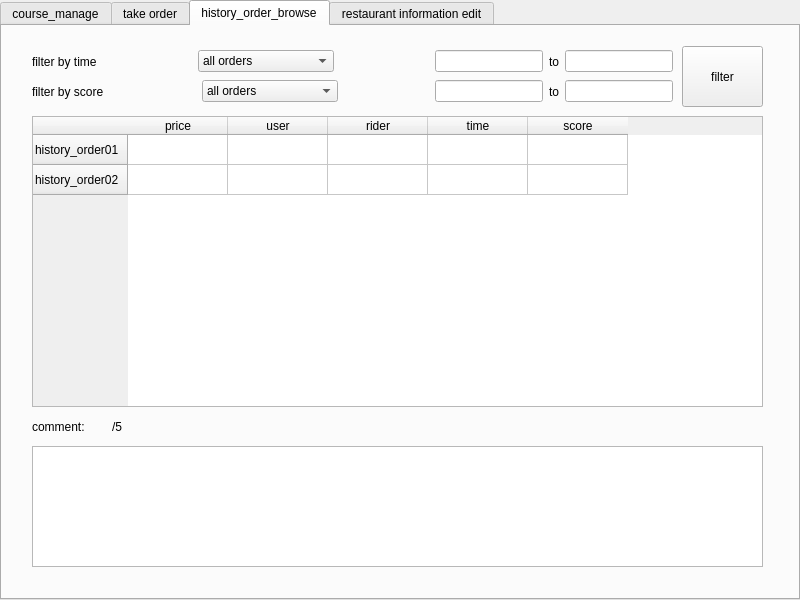
This is ui/restpage.ui in VandyLu/Takeout as Qt 5 draws it before an edit. The edited form follows.
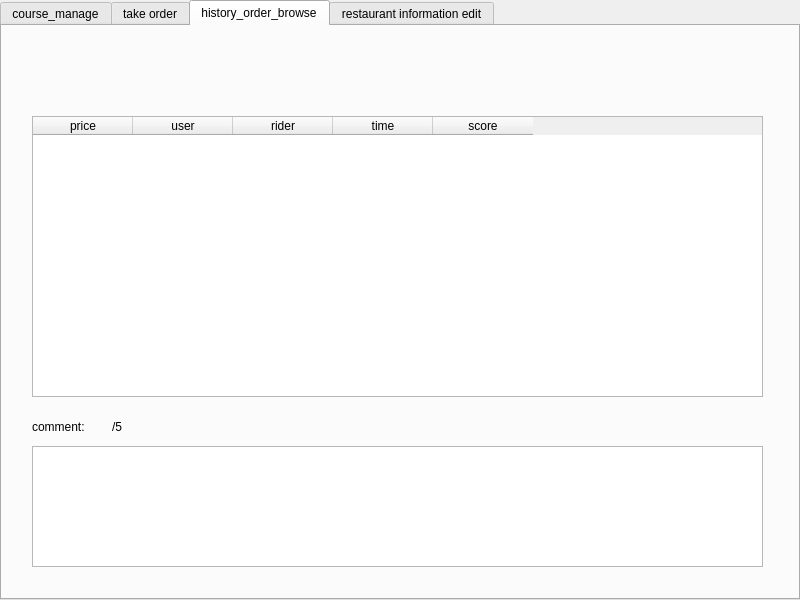
This is the edited form. The open tabs and pages were chosen to show the change.

Diff of the .ui file:
```diff
--- a/ui/restpage.ui
+++ b/ui/restpage.ui
@@ -211,6 +211,74 @@
       <string>course picture</string>
      </property>
     </widget>
+    <widget class="QWidget" name="horizontalLayoutWidget_3">
+     <property name="geometry">
+      <rect>
+       <x>30</x>
+       <y>420</y>
+       <width>731</width>
+       <height>61</height>
+      </rect>
+     </property>
+     <layout class="QHBoxLayout" name="horizontalLayout_4">
+      <item>
+       <spacer name="horizontalSpacer_10">
+        <property name="orientation">
+         <enum>Qt::Horizontal</enum>
+        </property>
+        <property name="sizeHint" stdset="0">
+         <size>
+          <width>40</width>
+          <height>20</height>
+         </size>
+        </property>
+       </spacer>
+      </item>
+      <item>
+       <widget class="QLabel" name="courseName">
+        <property name="text">
+         <string>name</string>
+        </property>
+       </widget>
+      </item>
+      <item>
+       <widget class="QLineEdit" name="courseNameEdit"/>
+      </item>
+      <item>
+       <widget class="QLabel" name="coursePrice">
+        <property name="text">
+         <string>price</string>
+        </property>
+       </widget>
+      </item>
+      <item>
+       <widget class="QLineEdit" name="coursePriceEdit"/>
+      </item>
+      <item>
+       <widget class="QLabel" name="coursePhoto">
+        <property name="text">
+         <string>photo</string>
+        </property>
+       </widget>
+      </item>
+      <item>
+       <widget class="QLineEdit" name="coursePhotoEdit"/>
+      </item>
+      <item>
+       <spacer name="horizontalSpacer_8">
+        <property name="orientation">
+         <enum>Qt::Horizontal</enum>
+        </property>
+        <property name="sizeHint" stdset="0">
+         <size>
+          <width>40</width>
+          <height>20</height>
+         </size>
+        </property>
+       </spacer>
+      </item>
+     </layout>
+    </widget>
    </widget>
    <widget class="QWidget" name="tab_2">
     <attribute name="title">
@@ -398,19 +466,12 @@
        <x>30</x>
        <y>90</y>
        <width>731</width>
-       <height>291</height>
+       <height>281</height>
       </rect>
      </property>
-     <row>
-      <property name="text">
-       <string>history_order01</string>
-      </property>
-     </row>
-     <row>
-      <property name="text">
-       <string>history_order02</string>
-      </property>
-     </row>
+     <attribute name="horizontalHeaderDefaultSectionSize">
+      <number>100</number>
+     </attribute>
      <column>
       <property name="text">
        <string>price</string>
@@ -460,191 +521,6 @@
       <string>comment:</string>
      </property>
     </widget>
-    <widget class="QWidget" name="horizontalLayoutWidget_3">
-     <property name="geometry">
-      <rect>
-       <x>30</x>
-       <y>20</y>
-       <width>641</width>
-       <height>31</height>
-      </rect>
-     </property>
-     <layout class="QHBoxLayout" name="horizontalLayout_3">
-      <item>
-       <widget class="QLabel" name="label_2">
-        <property name="text">
-         <string>filter by time</string>
-        </property>
-       </widget>
-      </item>
-      <item>
-       <spacer name="horizontalSpacer_8">
-        <property name="orientation">
-         <enum>Qt::Horizontal</enum>
-        </property>
-        <property name="sizeHint" stdset="0">
-         <size>
-          <width>40</width>
-          <height>20</height>
-         </size>
-        </property>
-       </spacer>
-      </item>
-      <item>
-       <widget class="QComboBox" name="comboBox_time">
-        <item>
-         <property name="text">
-          <string>all orders</string>
-         </property>
-        </item>
-        <item>
-         <property name="text">
-          <string>orders in this year</string>
-         </property>
-        </item>
-        <item>
-         <property name="text">
-          <string>orders in this month</string>
-         </property>
-        </item>
-        <item>
-         <property name="text">
-          <string>orders in this week</string>
-         </property>
-        </item>
-       </widget>
-      </item>
-      <item>
-       <spacer name="horizontalSpacer_9">
-        <property name="orientation">
-         <enum>Qt::Horizontal</enum>
-        </property>
-        <property name="sizeHint" stdset="0">
-         <size>
-          <width>40</width>
-          <height>20</height>
-         </size>
-        </property>
-       </spacer>
-      </item>
-      <item>
-       <layout class="QHBoxLayout" name="horizontalLayout_4">
-        <item>
-         <widget class="QLineEdit" name="lineEdit_timeStart"/>
-        </item>
-        <item>
-         <widget class="QLabel" name="label_3">
-          <property name="text">
-           <string>to</string>
-          </property>
-         </widget>
-        </item>
-        <item>
-         <widget class="QLineEdit" name="lineEdit_timeEnd"/>
-        </item>
-       </layout>
-      </item>
-     </layout>
-    </widget>
-    <widget class="QWidget" name="horizontalLayoutWidget_6">
-     <property name="geometry">
-      <rect>
-       <x>30</x>
-       <y>50</y>
-       <width>641</width>
-       <height>31</height>
-      </rect>
-     </property>
-     <layout class="QHBoxLayout" name="horizontalLayout_6">
-      <item>
-       <widget class="QLabel" name="label_10">
-        <property name="text">
-         <string>filter by score</string>
-        </property>
-       </widget>
-      </item>
-      <item>
-       <spacer name="horizontalSpacer_10">
-        <property name="orientation">
-         <enum>Qt::Horizontal</enum>
-        </property>
-        <property name="sizeHint" stdset="0">
-         <size>
-          <width>40</width>
-          <height>20</height>
-         </size>
-        </property>
-       </spacer>
-      </item>
-      <item>
-       <widget class="QComboBox" name="comboBox_score">
-        <item>
-         <property name="text">
-          <string>all orders</string>
-         </property>
-        </item>
-        <item>
-         <property name="text">
-          <string>orders in this year</string>
-         </property>
-        </item>
-        <item>
-         <property name="text">
-          <string>orders in this month</string>
-         </property>
-        </item>
-        <item>
-         <property name="text">
-          <string>orders in this week</string>
-         </property>
-        </item>
-       </widget>
-      </item>
-      <item>
-       <spacer name="horizontalSpacer_14">
-        <property name="orientation">
-         <enum>Qt::Horizontal</enum>
-        </property>
-        <property name="sizeHint" stdset="0">
-         <size>
-          <width>40</width>
-          <height>20</height>
-         </size>
-        </property>
-       </spacer>
-      </item>
-      <item>
-       <layout class="QHBoxLayout" name="horizontalLayout_7">
-        <item>
-         <widget class="QLineEdit" name="lineEdit_scoreStart"/>
-        </item>
-        <item>
-         <widget class="QLabel" name="label_11">
-          <property name="text">
-           <string>to</string>
-          </property>
-         </widget>
-        </item>
-        <item>
-         <widget class="QLineEdit" name="lineEdit_scoreEnd"/>
-        </item>
-       </layout>
-      </item>
-     </layout>
-    </widget>
-    <widget class="QPushButton" name="filter">
-     <property name="geometry">
-      <rect>
-       <x>680</x>
-       <y>20</y>
-       <width>81</width>
-       <height>61</height>
-      </rect>
-     </property>
-     <property name="text">
-      <string>filter</string>
-     </property>
-    </widget>
     <widget class="QLabel" name="score">
      <property name="geometry">
       <rect>
```
Left out of the diff: 154 changed lines with no effect on the pictures.
